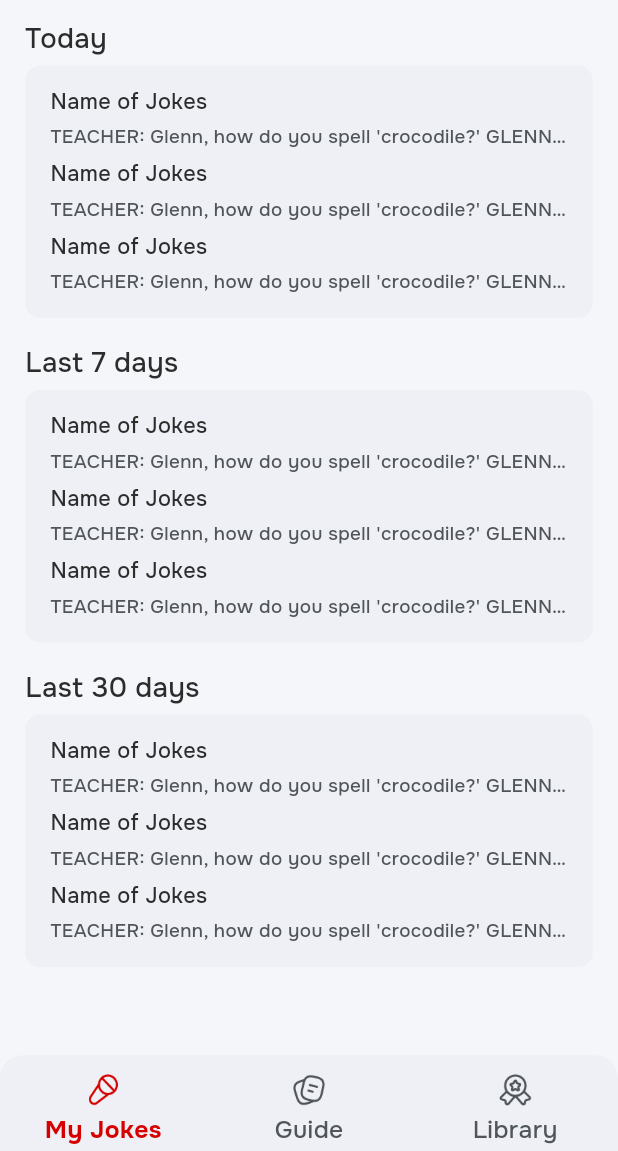
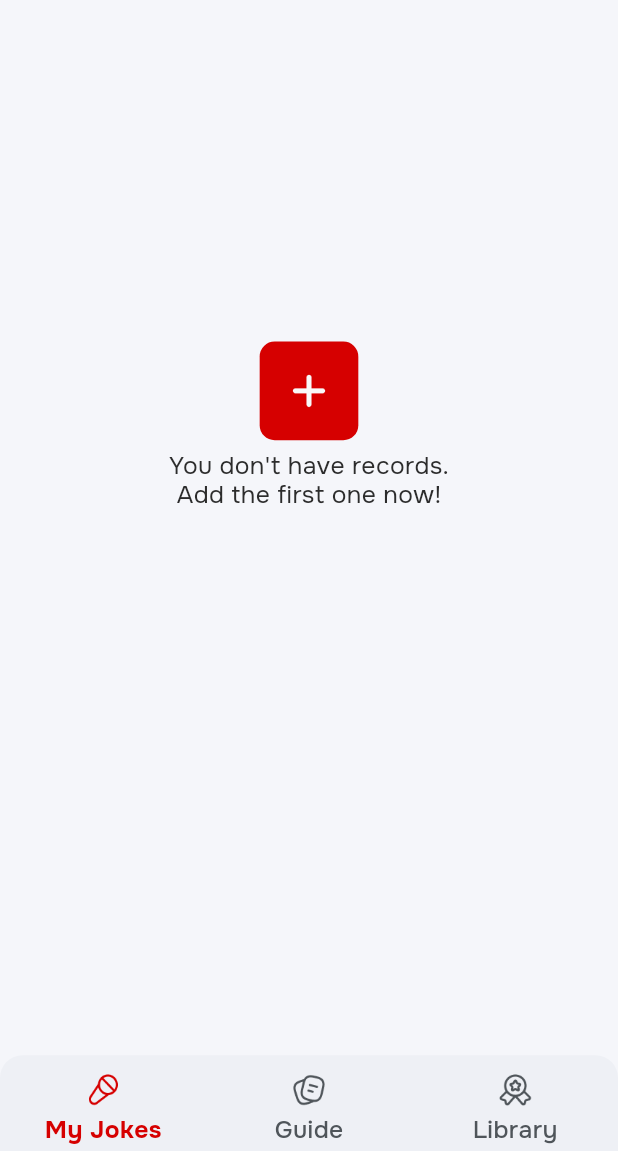
Before and after one commit to ArcPucci/laughmaker_your_journal, a Flutter app: the screen it shows after launch, on a phone screen of 412 x 824 dp, the part 85-1236 px from its top. Run offline on Flutter 3.47's test engine with Material 3 defaults, Android fonts, the phone set to English and light mode, and no system bars; our stand-ins replace flutter_screenutil, gap, go_router.

Commit message:
added add joke screen

```diff
--- a/lib/router_controller.dart
+++ b/lib/router_controller.dart
@@ -23,6 +23,18 @@ class RouterController {
                 child: const MyJokesScreen(),
               );
             },
+            routes: [
+              GoRoute(
+                path: 'add',
+                pageBuilder: (context, state) {
+                  return buildPageWithDefaultTransition(
+                    context: context,
+                    state: state,
+                    child: const AddJokeScreen(),
+                  );
+                },
+              )
+            ],
           ),
           GoRoute(
             path: '/guides',
--- a/lib/screens/my_jokes/my_jokes_screen.dart
+++ b/lib/screens/my_jokes/my_jokes_screen.dart
@@ -1,6 +1,8 @@
 import 'package:flutter/material.dart';
 import 'package:flutter_screenutil/flutter_screenutil.dart';
 import 'package:gap/gap.dart';
+import 'package:go_router/go_router.dart';
+import 'package:laughmaker_your_journal/utils/utils.dart';
 import 'package:laughmaker_your_journal/widgets/widgets.dart';
 
 class MyJokesScreen extends StatelessWidget {
@@ -13,7 +15,14 @@ class MyJokesScreen extends StatelessWidget {
         Gap(24.h),
         const CustomAppBar(title: 'My Jokes', hasEdit: true),
         Expanded(
-          child: SingleChildScrollView(
+          child: _buildEmptyBody(context),
+        ),
+      ],
+    );
+  }
+
+  Widget _buildList() {
+    return SingleChildScrollView(
       padding: EdgeInsets.symmetric(vertical: 16.h),
       child: Column(
         children: [
@@ -25,8 +34,23 @@ class MyJokesScreen extends StatelessWidget {
           Gap(20.h),
         ],
       ),
+    );
+  }
+
+  Widget _buildEmptyBody(BuildContext context) {
+    return Column(
+      children: [
+        Gap(236.h),
+        CustomIconButton(
+          icon: 'add',
+          size: 68.r,
+          iconSize: 56.r,
+          borderRadius: 10,
+          onTap: () => context.go('/add'),
         ),
-        ),
+        Gap(8.h),
+        Text("You don't have records.", style: AppTextStyles.regular17),
+        Text("Add the first one now!", style: AppTextStyles.regular17),
       ],
     );
   }
--- a/lib/screens/navigation_screen.dart
+++ b/lib/screens/navigation_screen.dart
@@ -15,9 +15,12 @@ class NavigationScreen extends StatelessWidget {
 
   @override
   Widget build(BuildContext context) {
+    if (path.contains('add')) return child;
+
     return Scaffold(
       backgroundColor: AppTheme.bg,
       drawer: const SettingsDrawer(),
+      drawerScrimColor: AppTheme.darkRed.withOpacity(0.62),
       body: SafeArea(
         bottom: false,
         child: Column(
--- a/lib/screens/screens.dart
+++ b/lib/screens/screens.dart
@@ -1,4 +1,5 @@
 export 'my_jokes/my_jokes_screen.dart';
+export 'my_jokes/add_joke_screen.dart';
 export 'guide/guides_screen.dart';
 export 'guide/guide_screen.dart';
 export 'navigation_screen.dart';
--- a/lib/utils/app_text_styles.dart
+++ b/lib/utils/app_text_styles.dart
@@ -3,6 +3,13 @@ import 'package:flutter_screenutil/flutter_screenutil.dart';
 import 'package:laughmaker_your_journal/utils/utils.dart';
 
 class AppTextStyles {
+  static final TextStyle extraBold17 = TextStyle(
+    fontWeight: FontWeight.w800,
+    fontSize: 17.r,
+    height: 22 / 17,
+    color: AppTheme.black,
+  );
+
   static final TextStyle bold27 = TextStyle(
     fontWeight: FontWeight.w700,
     fontSize: 27.r,
@@ -58,4 +65,11 @@ class AppTextStyles {
     height: 20 / 17,
     color: AppTheme.black,
   );
+
+  static final TextStyle regular15 = TextStyle(
+    fontWeight: FontWeight.w400,
+    fontSize: 15.r,
+    height: 22 / 15,
+    color: AppTheme.black,
+  );
 }
--- a/lib/widgets/app_bars/custom_app_bar.dart
+++ b/lib/widgets/app_bars/custom_app_bar.dart
@@ -24,7 +24,10 @@ class CustomAppBar extends StatelessWidget {
         children: [
           CustomIconButton(
             icon: 'settings',
-            onTap: Scaffold.of(context).openDrawer,
+            onTap: () {
+              if(!Scaffold.of(context).hasDrawer) return;
+              Scaffold.of(context).openDrawer();
+            },
           ),
           Gap(16.w),
           Text(title, style: AppTextStyles.bold27),
--- a/lib/widgets/buttons/custom_icon_button.dart
+++ b/lib/widgets/buttons/custom_icon_button.dart
@@ -8,12 +8,13 @@ class CustomIconButton extends StatelessWidget {
     this.size,
     this.iconSize,
     this.onTap,
-    required this.icon,
+    required this.icon, this.borderRadius,
   });
 
   final double? size;
   final double? iconSize;
   final String icon;
+  final double? borderRadius;
   final VoidCallback? onTap;
 
   @override
@@ -25,7 +26,7 @@ class CustomIconButton extends StatelessWidget {
         height: size ?? 34.r,
         decoration: BoxDecoration(
           color: AppTheme.red,
-          borderRadius: BorderRadius.circular(5),
+          borderRadius: BorderRadius.circular(borderRadius ?? 5),
         ),
         alignment: Alignment.center,
         child: Image.asset(
--- a/lib/widgets/widgets.dart
+++ b/lib/widgets/widgets.dart
@@ -3,7 +3,11 @@ export 'card/guide_card.dart';
 export 'card/jokes_list_card.dart';
 export 'buttons/custom_icon_button.dart';
 export 'buttons/custom_button_1.dart';
+export 'buttons/custom_button_2.dart';
 export 'custom_bottom_bar.dart';
 export 'app_bars/custom_app_bar.dart';
 export 'app_bars/back_app_bar.dart';
+export 'input/custom_input.dart';
+export 'sheets/delete_sheet.dart';
+export 'dialogs/recording_hint_dialog.dart';
 export 'custom_transition.dart';
--- a/pubspec.yaml
+++ b/pubspec.yaml
@@ -38,6 +38,8 @@ dependencies:
   go_router: ^14.2.1
   flutter_screenutil: ^5.9.3
   gap: ^3.0.1
+  record: ^5.1.2
+  audioplayers: ^6.0.0
 
 dev_dependencies:
   flutter_test:
```
Also changed, not shown: lib/screens/my_jokes/add_joke_screen.dart (added, +157 -0 lines), lib/widgets/app_bars/back_app_bar.dart (+8 -1 lines), lib/widgets/buttons/custom_button_2.dart (added, +37 -0 lines), lib/widgets/dialogs/recording_hint_dialog.dart (added, +47 -0 lines), lib/widgets/input/custom_input.dart (added, +39 -0 lines), lib/widgets/sheets/delete_sheet.dart (added, +52 -0 lines), assets/png/bg2.png (added), assets/png/icons/audio.png (added), assets/png/icons/more.png (added), assets/png/icons/sound.png (added), assets/png/icons/trash.png (added), pubspec.lock, 15 other files. Lines whose indentation alone changed are shown as unchanged.
